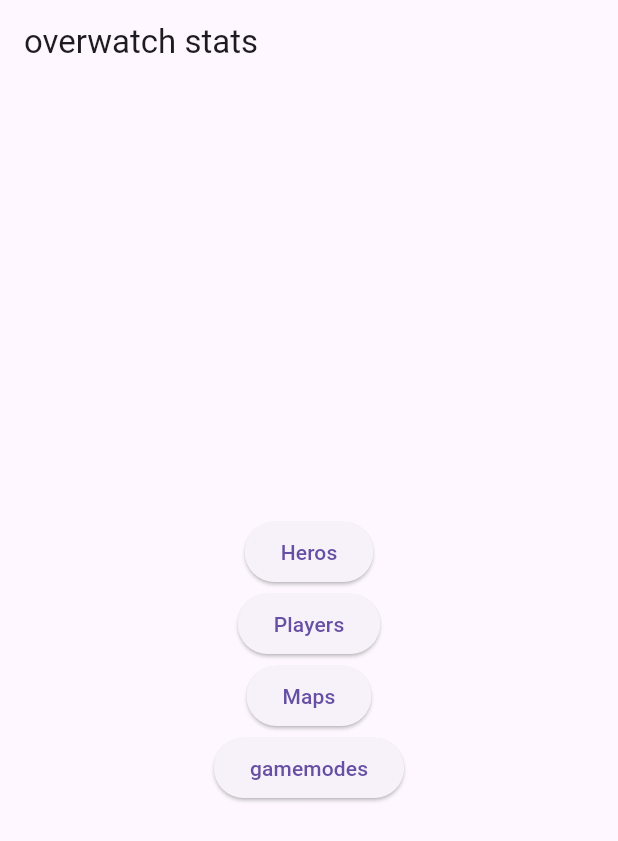
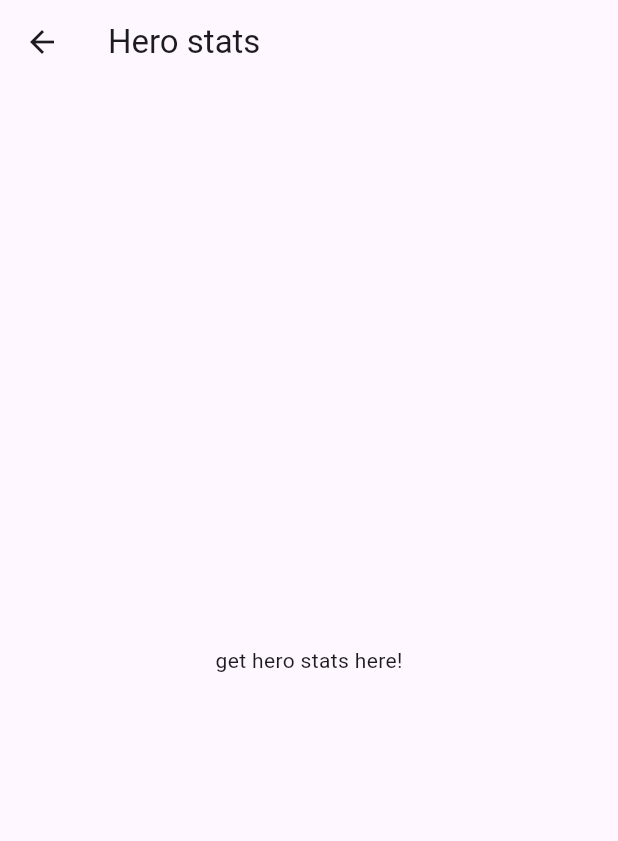
Before and after one commit to calvinb552/overwatch-data-app, a Flutter app: the screen it shows after launch, after a tap on "Heros", on a phone screen of 412 x 824 dp. Shown: the top 841 px of the screen. Run offline on Flutter 3.47's test engine with Material 3 defaults, Android fonts, the phone set to English and light mode, and no system bars.

Commit message:
start to a hero page

```diff
--- a/lib/pages/home_page.dart
+++ b/lib/pages/home_page.dart
@@ -13,24 +13,6 @@
 
   @override
   Widget build(BuildContext context) {
-    Widget page;
-    switch (selectedIndex) {
-      case 0:
-      page = Placeholder();
-      break;
-    case 1:
-      page = Placeholder();
-      break;
-    case 2:
-      page = Placeholder();
-      break;
-    case 3:
-      page = Placeholder();
-      break;
-    default:
-      throw UnimplementedError('no widget for $selectedIndex')
-    }
-
     return Scaffold(
       appBar: AppBar(title: const Text('overwatch stats'),),
       body: Center(
@@ -38,7 +20,9 @@
           mainAxisAlignment: MainAxisAlignment.center,
           children: [
             ElevatedButton(onPressed: () {
-
+              Navigator.push(
+                context,
+                MaterialPageRoute(builder: (context) => heros_page()));
             },
 
             child: const Text('Heros')),
@@ -64,3 +48,13 @@
       );
   }
 }
+
+class heros_page extends StatelessWidget {
+  @override
+  Widget build(BuildContext context){
+    return Scaffold(
+      appBar: AppBar(title: Text('Hero stats')),
+      body: Center(child: Text('get hero stats here!'),)
+    );
+  }
+}
```
